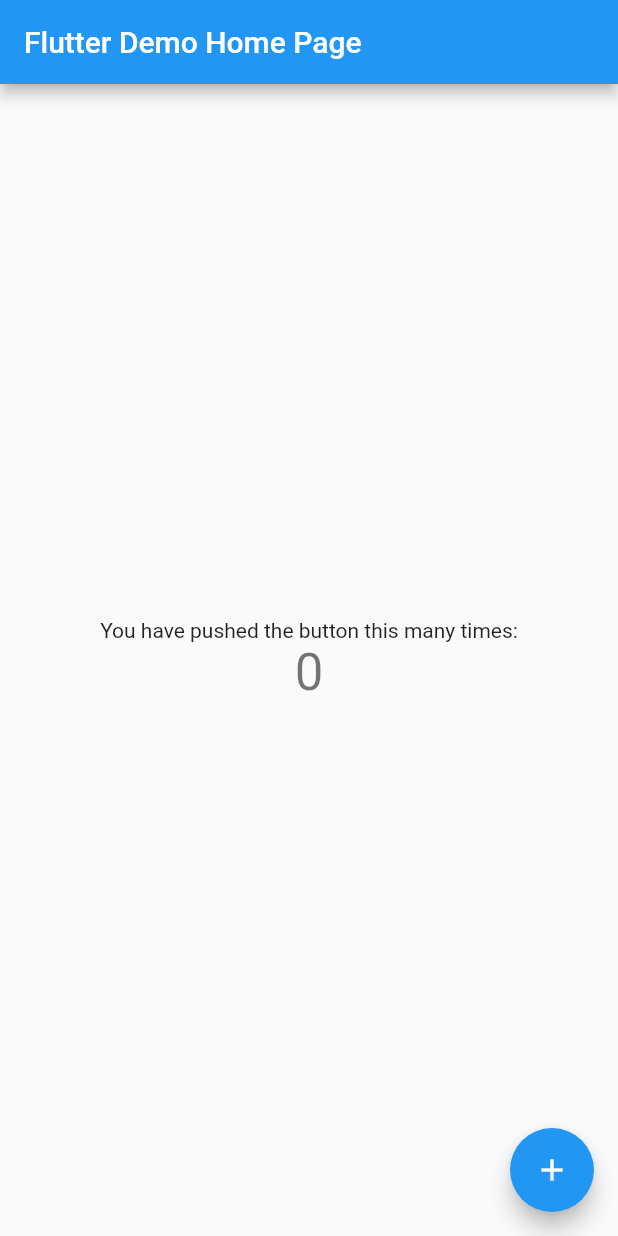
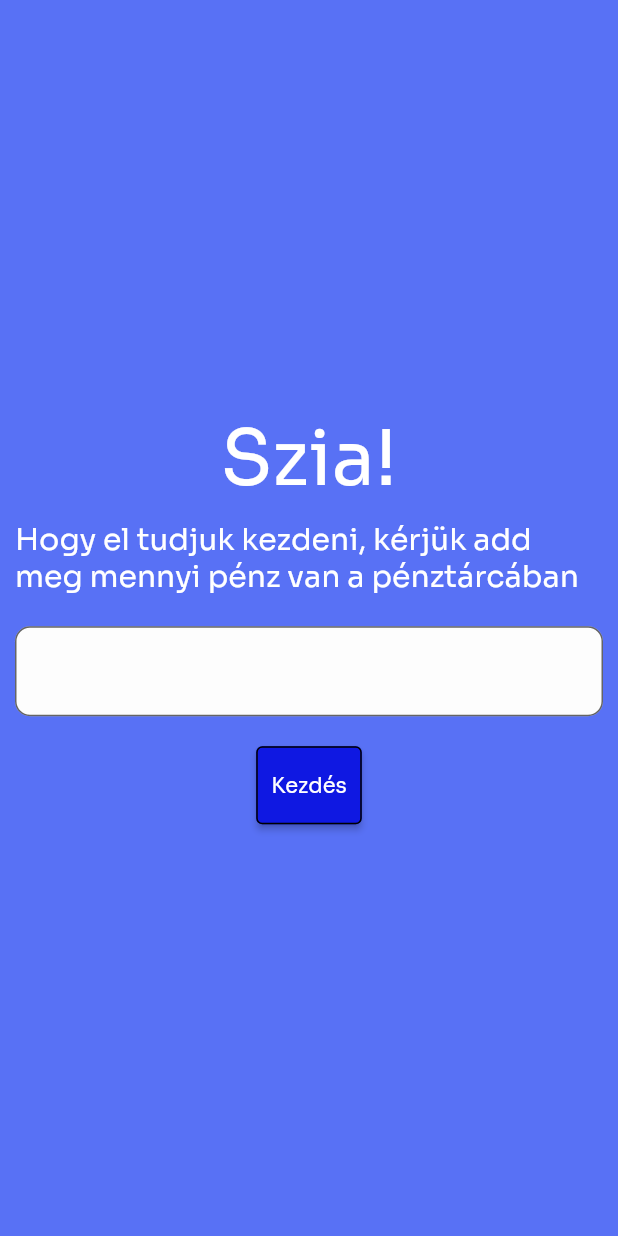
Before and after one commit to BulcsuFarmasi/ewallet, a Flutter app: the screen it shows after launch, on a phone screen of 412 x 824 dp. Run offline on Flutter 3.47's test engine with Material 2 defaults, Android fonts, the phone set to English and light mode, and no system bars.

Commit message:
made start screen and partially add overview screen

```diff
--- /dev/null
+++ b/lib/app.dart
@@ -0,0 +1,44 @@
+import 'package:ewallet/features/overview/screens/overview_screen.dart';
+import 'package:ewallet/features/start/screens/start_screen.dart';
+import 'package:flutter/material.dart';
+import 'package:ewallet/shared/app_colors.dart';
+
+class App extends StatefulWidget {
+  const App({super.key});
+
+  @override
+  State<App> createState() => _AppState();
+}
+
+class _AppState extends State<App> {
+  @override
+  Widget build(BuildContext context) {
+    return MaterialApp(
+      title: 'Ewallet',
+      theme: ThemeData(
+          fontFamily: 'Sora',
+          primarySwatch: AppColors.primaryColor,
+          scaffoldBackgroundColor: AppColors.primaryColor,
+          elevatedButtonTheme: ElevatedButtonThemeData(
+            style: ElevatedButton.styleFrom(
+                primary: const Color(0xFF0F18E2),
+                onPrimary: Colors.white,
+                padding:
+                    const EdgeInsets.symmetric(vertical: 17, horizontal: 10),
+                side: const BorderSide()),
+          ),
+          inputDecorationTheme: const InputDecorationTheme(
+              border: OutlineInputBorder(
+                  borderRadius: BorderRadius.all(Radius.circular(10))),
+              filled: true,
+              fillColor: Color(0xFFFDFDFD)),
+          appBarTheme: const AppBarTheme(elevation: 0)),
+      initialRoute: '/',
+      routes: {
+        '/': (BuildContext context) => const StartScreen(),
+        OverviewScreen.routeName: (BuildContext context) =>
+            const OverviewScreen(),
+      },
+    );
+  }
+}
--- /dev/null
+++ b/lib/features/start/screens/start_screen.dart
@@ -0,0 +1,71 @@
+import 'package:ewallet/features/overview/screens/overview_screen.dart';
+import 'package:ewallet/shared/app_validators.dart';
+import 'package:flutter/material.dart';
+
+class StartScreen extends StatefulWidget {
+  const StartScreen({Key? key}) : super(key: key);
+
+  @override
+  State<StartScreen> createState() => _StartScreenState();
+}
+
+class _StartScreenState extends State<StartScreen> {
+  final _formKey = GlobalKey<FormState>();
+
+  void _sumbitForm() {
+    if(!_formKey.currentState!.validate()) return;
+    Navigator.of(context).pushReplacementNamed(OverviewScreen.routeName);
+  }
+
+  @override
+  Widget build(BuildContext context) {
+    return Scaffold(
+      body: Form(
+        key: _formKey,
+        child: Padding(
+          padding: const EdgeInsets.all(10),
+          child: Column(
+            mainAxisAlignment: MainAxisAlignment.center,
+            children: [
+              const Text(
+                'Szia!',
+                style: TextStyle(fontSize: 50, color: Colors.white),
+              ),
+              const SizedBox(
+                height: 10,
+              ),
+              const Text(
+                'Hogy el tudjuk kezdeni, kérjük add meg mennyi pénz van a pénztárcában',
+                style: TextStyle(color: Colors.white, fontSize: 20),
+              ),
+              const SizedBox(
+                height: 20,
+              ),
+              TextFormField(
+                keyboardType: TextInputType.number,
+                validator: (String? value) {
+                  String? errorMessage;
+                  if (AppValidators.required(value)) {
+                    errorMessage = 'Kérjük töltsd ki a mezőt';
+                  } else if (AppValidators.isNumber(value)) {
+                    errorMessage = 'Kérjük számot adj meg';
+                  } else if (AppValidators.nonNegative(value)) {
+                    errorMessage = 'Kérjük ne negatív számot adj meg';
+                  }
+                  return errorMessage;
+                },
+              ),
+              const SizedBox(
+                height: 20,
+              ),
+              ElevatedButton(
+                onPressed: _sumbitForm,
+                child: const Text('Kezdés'),
+              )
+            ],
+          ),
+        ),
+      ),
+    );
+  }
+}
--- a/lib/main.dart
+++ b/lib/main.dart
@@ -1,115 +1,6 @@
 import 'package:flutter/material.dart';
+import 'package:ewallet/app.dart';
 
 void main() {
-  runApp(const MyApp());
+  runApp(const App());
 }
-
-class MyApp extends StatelessWidget {
-  const MyApp({Key? key}) : super(key: key);
-
-  // This widget is the root of your application.
-  @override
-  Widget build(BuildContext context) {
-    return MaterialApp(
-      title: 'Flutter Demo',
-      theme: ThemeData(
-        // This is the theme of your application.
-        //
-        // Try running your application with "flutter run". You'll see the
-        // application has a blue toolbar. Then, without quitting the app, try
-        // changing the primarySwatch below to Colors.green and then invoke
-        // "hot reload" (press "r" in the console where you ran "flutter run",
-        // or simply save your changes to "hot reload" in a Flutter IDE).
-        // Notice that the counter didn't reset back to zero; the application
-        // is not restarted.
-        primarySwatch: Colors.blue,
-      ),
-      home: const MyHomePage(title: 'Flutter Demo Home Page'),
-    );
-  }
-}
-
-class MyHomePage extends StatefulWidget {
-  const MyHomePage({Key? key, required this.title}) : super(key: key);
-
-  // This widget is the home page of your application. It is stateful, meaning
-  // that it has a State object (defined below) that contains fields that affect
-  // how it looks.
-
-  // This class is the configuration for the state. It holds the values (in this
-  // case the title) provided by the parent (in this case the App widget) and
-  // used by the build method of the State. Fields in a Widget subclass are
-  // always marked "final".
-
-  final String title;
-
-  @override
-  State<MyHomePage> createState() => _MyHomePageState();
-}
-
-class _MyHomePageState extends State<MyHomePage> {
-  int _counter = 0;
-
-  void _incrementCounter() {
-    setState(() {
-      // This call to setState tells the Flutter framework that something has
-      // changed in this State, which causes it to rerun the build method below
-      // so that the display can reflect the updated values. If we changed
-      // _counter without calling setState(), then the build method would not be
-      // called again, and so nothing would appear to happen.
-      _counter++;
-    });
-  }
-
-  @override
-  Widget build(BuildContext context) {
-    // This method is rerun every time setState is called, for instance as done
-    // by the _incrementCounter method above.
-    //
-    // The Flutter framework has been optimized to make rerunning build methods
-    // fast, so that you can just rebuild anything that needs updating rather
-    // than having to individually change instances of widgets.
-    return Scaffold(
-      appBar: AppBar(
-        // Here we take the value from the MyHomePage object that was created by
-        // the App.build method, and use it to set our appbar title.
-        title: Text(widget.title),
-      ),
-      body: Center(
-        // Center is a layout widget. It takes a single child and positions it
-        // in the middle of the parent.
-        child: Column(
-          // Column is also a layout widget. It takes a list of children and
-          // arranges them vertically. By default, it sizes itself to fit its
-          // children horizontally, and tries to be as tall as its parent.
-          //
-          // Invoke "debug painting" (press "p" in the console, choose the
-          // "Toggle Debug Paint" action from the Flutter Inspector in Android
-          // Studio, or the "Toggle Debug Paint" command in Visual Studio Code)
-          // to see the wireframe for each widget.
-          //
-          // Column has various properties to control how it sizes itself and
-          // how it positions its children. Here we use mainAxisAlignment to
-          // center the children vertically; the main axis here is the vertical
-          // axis because Columns are vertical (the cross axis would be
-          // horizontal).
-          mainAxisAlignment: MainAxisAlignment.center,
-          children: <Widget>[
-            const Text(
-              'You have pushed the button this many times:',
-            ),
-            Text(
-              '$_counter',
-              style: Theme.of(context).textTheme.headline4,
-            ),
-          ],
-        ),
-      ),
-      floatingActionButton: FloatingActionButton(
-        onPressed: _incrementCounter,
-        tooltip: 'Increment',
-        child: const Icon(Icons.add),
-      ), // This trailing comma makes auto-formatting nicer for build methods.
-    );
-  }
-}
--- /dev/null
+++ b/lib/shared/app_colors.dart
@@ -0,0 +1,20 @@
+import 'package:flutter/material.dart';
+
+class AppColors {
+
+  static const MaterialColor primaryColor = MaterialColor(
+      _primaryColorValue, <int, Color>{
+    50: Color(0xFFEBEEFE),
+    100: Color(0xFFCDD4FC),
+    200: Color(0xFFACB8FA),
+    300: Color(0xFF8A9CF8),
+    400: Color(0xFF7186F7),
+    500: Color(_primaryColorValue),
+    600: Color(0xFF5069F4),
+    700: Color(0xFF475EF2),
+    800: Color(0xFF3D54F0),
+    900: Color(0xFF2D42EE),
+  });
+  static const int _primaryColorValue = 0xFF5871F5;
+
+}
```
Also changed, not shown: lib/features/overview/screens/overview_screen.dart (added, +52 -0 lines), lib/features/overview/widgets/transaction_list.dart (added, +10 -0 lines), lib/shared/app_validators.dart (added, +27 -0 lines), pubspec.yaml (+16 -6 lines), assets/fonts/Sora-Bold.ttf (added), assets/fonts/Sora-ExtraBold.ttf (added), assets/fonts/Sora-ExtraLight.ttf (added), assets/fonts/Sora-Light.ttf (added), assets/fonts/Sora-Regular.ttf (added), assets/fonts/Sora-SemiBold.ttf (added), assets/fonts/Sora-Thin.ttf (added).
